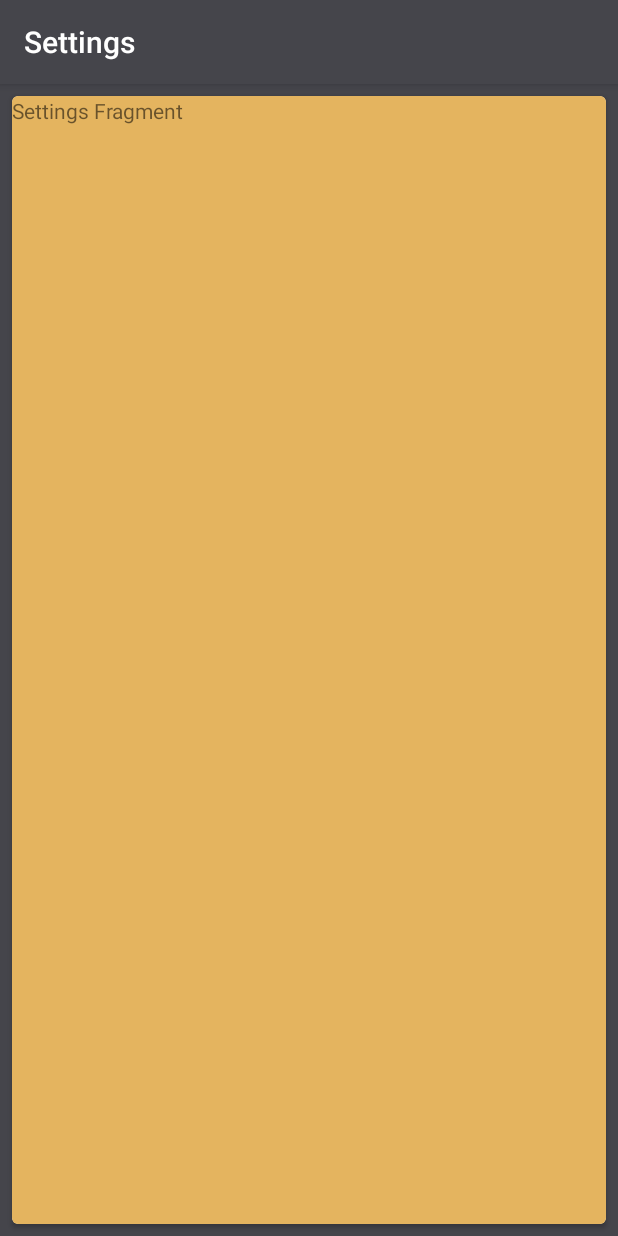
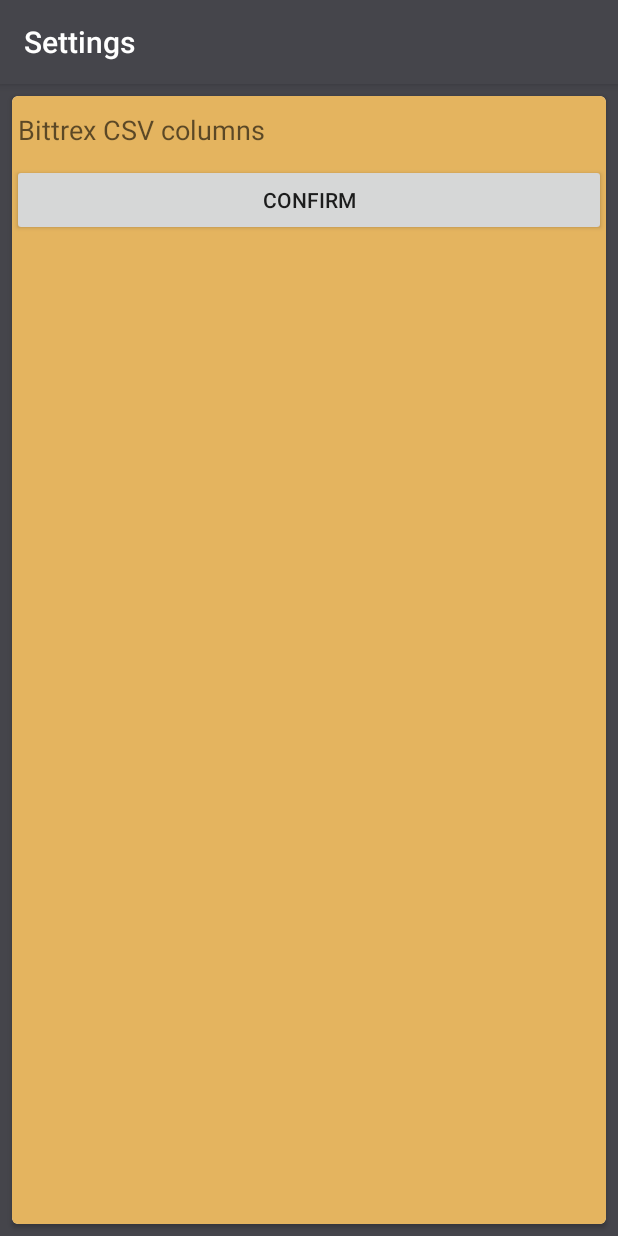
Before and after one commit to kkontus/CryptocurrencyManager, an Android app: the screen it shows after launch (SettingsActivity), in the options menu, after a tap on "Settings", on a phone screen of 412 x 824 dp. Run offline under Robolectric (Android 15) with nearby library versions, the phone set to English and light mode, and no system bars; 2 statements that could not run were skipped.

Commit message:
added columns selection through autocomplete and saving selections to shared preferences

```diff
--- a/app/src/main/java/com/kontus/cryptocurrencymanager/activities/MainActivity.kt
+++ b/app/src/main/java/com/kontus/cryptocurrencymanager/activities/MainActivity.kt
@@ -32,7 +32,7 @@ class MainActivity : AppCompatActivity(), NavigationView.OnNavigationItemSelecte
     private var drawer: DrawerLayout? = null
     private var toggle: ActionBarDrawerToggle? = null
     private var toolbar: Toolbar? = null
-    private var shared: SharedPreferencesHelper? = null
+    private var mShared: SharedPreferencesHelper? = null
 
     override fun onCreate(savedInstanceState: Bundle?) {
         super.onCreate(savedInstanceState)
@@ -48,10 +48,10 @@ class MainActivity : AppCompatActivity(), NavigationView.OnNavigationItemSelecte
         val navigationView = findViewById<NavigationView>(R.id.nav_view)
         navigationView.setNavigationItemSelectedListener(this)
 
-        shared = SharedPreferencesHelper(this)
+        mShared = SharedPreferencesHelper(this)
+        println(mShared?.selectedBittrexColumnsCSV)
 
-        val general = General()
-        general.getKeyHashForApp(packageManager)
+        General.getKeyHashForApp(packageManager)
 
         // Get token
         val token = FirebaseInstanceId.getInstance().token
@@ -121,7 +121,7 @@ class MainActivity : AppCompatActivity(), NavigationView.OnNavigationItemSelecte
                 switchFragment(fragment)
             }
             R.id.nav_purchases -> {
-                println(shared?.selectedExchange)
+                println(mShared?.selectedExchange)
                 fragment = PurchaseFragment.newInstance(1)
                 switchFragment(fragment)
             }
--- a/app/src/main/java/com/kontus/cryptocurrencymanager/activities/SettingsActivity.kt
+++ b/app/src/main/java/com/kontus/cryptocurrencymanager/activities/SettingsActivity.kt
@@ -5,24 +5,51 @@ import android.os.Bundle
 
 import com.kontus.cryptocurrencymanager.R
 import com.kontus.cryptocurrencymanager.helpers.SharedPreferencesHelper
-
-import android.widget.TextView
+import android.widget.ArrayAdapter
+import android.widget.Button
+import android.widget.MultiAutoCompleteTextView
+import com.kontus.cryptocurrencymanager.helpers.Config
+import com.kontus.cryptocurrencymanager.helpers.General
+import com.kontus.cryptocurrencymanager.views.InstantMultiAutoComplete
 
 
 class SettingsActivity : AppCompatActivity() {
-    private var mTextViewSettings: TextView? = null
-    private var mSharedPreferencesHelper: SharedPreferencesHelper? = null
+    private var mAutoCompleteTextViewColumnsCSV: InstantMultiAutoComplete? = null
+    private var mConfirmButton: Button? = null
+    private var mShared: SharedPreferencesHelper? = null
 
     override fun onCreate(savedInstanceState: Bundle?) {
         super.onCreate(savedInstanceState)
         setContentView(R.layout.activity_settings)
         findViews()
 
-        mSharedPreferencesHelper = SharedPreferencesHelper(this)
+        mShared = SharedPreferencesHelper(this)
+
+        val adapter = ArrayAdapter(this, android.R.layout.simple_dropdown_item_1line, Config.BITTREX_COLUMNS_CSV)
+        mAutoCompleteTextViewColumnsCSV?.threshold = 0
+        mAutoCompleteTextViewColumnsCSV?.setTokenizer(MultiAutoCompleteTextView.CommaTokenizer())
+        mAutoCompleteTextViewColumnsCSV?.setAdapter(adapter)
+
+        mConfirmButton?.setOnClickListener {
+            val selectedItems = mAutoCompleteTextViewColumnsCSV?.text.toString()
+            val selectedItemsSeparated = selectedItems.replace(", ", ",").removeSuffix(",").split(",").distinct()
+
+            // val set = HashSet<String>(Arrays.asList(*selectedItemsSeparated.toTypedArray()))
+            // println(set)
+
+            val set = General.convertListToSet(selectedItemsSeparated)
+            println(set)
+
+            mShared?.selectedBittrexColumnsCSV = set
+
+            // val list = General.convertSetToList(set)
+            // println(list)
+        }
     }
 
     private fun findViews() {
-        mTextViewSettings = findViewById(R.id.settings_test)
-        mTextViewSettings?.text = "Settings Fragment"
+        mAutoCompleteTextViewColumnsCSV = findViewById(R.id.columns_csv)
+        mConfirmButton = findViewById(R.id.confirm)
     }
+
 }
--- a/app/src/main/java/com/kontus/cryptocurrencymanager/helpers/Config.kt
+++ b/app/src/main/java/com/kontus/cryptocurrencymanager/helpers/Config.kt
@@ -10,4 +10,6 @@ object Config {
 
     // defaults
     const val DEFAULT_EXCHANGE = "BITTREX"
+    val DEFAULT_BITTREX_COLUMNS_CSV = setOf("Exchange", "Type", "Quantity", "Price")
+    val BITTREX_COLUMNS_CSV = arrayOf("OrderUuid", "Exchange", "Type", "Quantity", "Limit", "CommissionPaid", "Price", "Opened", "Closed")
 }
--- a/app/src/main/java/com/kontus/cryptocurrencymanager/helpers/General.kt
+++ b/app/src/main/java/com/kontus/cryptocurrencymanager/helpers/General.kt
@@ -5,8 +5,11 @@ import android.util.Base64
 import android.util.Log
 import java.security.MessageDigest
 import java.security.NoSuchAlgorithmException
+import java.util.*
+import kotlin.collections.HashSet
 
-class General {
+object General {
+
     fun getKeyHashForApp(packageManager: PackageManager) {
         // Add code to print out the key hash
         try {
@@ -23,4 +26,13 @@ class General {
             Log.e("KeyHash:", e.message)
         }
     }
+
+    fun convertSetToList(set: Set<String>): List<String> {
+        return ArrayList<String>(set)
+    }
+
+    fun convertListToSet(list: List<String>): Set<String> {
+        return HashSet(list)
+    }
+
 }
--- a/app/src/main/java/com/kontus/cryptocurrencymanager/helpers/SharedPreferencesHelper.kt
+++ b/app/src/main/java/com/kontus/cryptocurrencymanager/helpers/SharedPreferencesHelper.kt
@@ -21,8 +21,18 @@ class SharedPreferencesHelper(context: Context) {
             }
         }
 
+    var selectedBittrexColumnsCSV: Set<String>
+        get() = mSharedPreferences!!.getStringSet(SELECTED_BITTREX_COLUMNS_CSV, Config.DEFAULT_BITTREX_COLUMNS_CSV)
+        set(selectedBittrexColumnsCSV) {
+            if (mEditor != null) {
+                mEditor?.putStringSet(SELECTED_BITTREX_COLUMNS_CSV, selectedBittrexColumnsCSV)
+                mEditor?.apply()
+            }
+        }
+
     companion object {
         private const val SELECTED_EXCHANGE = "selectedExchange"
+        private const val SELECTED_BITTREX_COLUMNS_CSV = "selectedBittrexColumnsCSV"
     }
 
 }
--- /dev/null
+++ b/app/src/main/java/com/kontus/cryptocurrencymanager/views/InstantMultiAutoComplete.kt
@@ -0,0 +1,28 @@
+package com.kontus.cryptocurrencymanager.views
+
+
+import android.content.Context
+import android.graphics.Rect
+import android.util.AttributeSet
+import android.support.v7.widget.AppCompatMultiAutoCompleteTextView
+
+class InstantMultiAutoComplete : AppCompatMultiAutoCompleteTextView {
+
+    constructor(context: Context) : super(context)
+
+    constructor(context: Context, attrs: AttributeSet) : super(context, attrs)
+
+    constructor(context: Context, attrs: AttributeSet, defStyleAttr: Int) : super(context, attrs, defStyleAttr)
+
+    override fun enoughToFilter(): Boolean {
+        return true
+    }
+
+    override fun onFocusChanged(focused: Boolean, direction: Int, previouslyFocusedRect: Rect?) {
+        super.onFocusChanged(focused, direction, previouslyFocusedRect)
+
+        if (focused && adapter != null) {
+            performFiltering("", 0)
+        }
+    }
+}
--- a/app/src/main/res/layout/activity_settings.xml
+++ b/app/src/main/res/layout/activity_settings.xml
@@ -24,11 +24,20 @@
             android:background="@color/colorAccent"
             android:orientation="horizontal">
 
-            <TextView
-                android:id="@+id/settings_test"
+            <com.kontus.cryptocurrencymanager.views.InstantMultiAutoComplete
+                android:id="@+id/columns_csv"
                 android:layout_width="match_parent"
-                android:layout_height="match_parent"
-                android:text="@string/settings" />
+                android:layout_height="wrap_content"
+                android:layout_alignParentTop="true"
+                android:hint="@string/bittrex_columns_csv" />
+
+            <Button
+                android:id="@+id/confirm"
+                android:layout_width="match_parent"
+                android:layout_height="wrap_content"
+                android:layout_below="@+id/columns_csv"
+                android:text="@string/confirm" />
+
         </RelativeLayout>
 
     </android.support.v7.widget.CardView>
--- a/app/src/main/res/values/strings.xml
+++ b/app/src/main/res/values/strings.xml
@@ -12,7 +12,8 @@
 
     <string name="load_csv_file">Load CSV file</string>
     <string name="load_csv_file_canceled">Loading CSV file canceled</string>
-
+    <string name="bittrex_columns_csv">Bittrex CSV columns</string>
+    <string name="confirm">Confirm</string>
 
     <string name="default_notification_channel_id" translatable="false">fcm_default_channel</string>
 </resources>
```
Also changed, not shown: app/src/main/java/com/kontus/cryptocurrencymanager/fragments/DashboardFragment.kt (+17 -3 lines).
